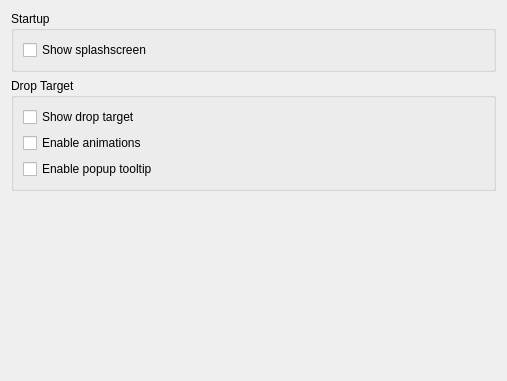
Above: conf/dlgappearance.ui from KDE/kget before the change. Below: the same form after it.
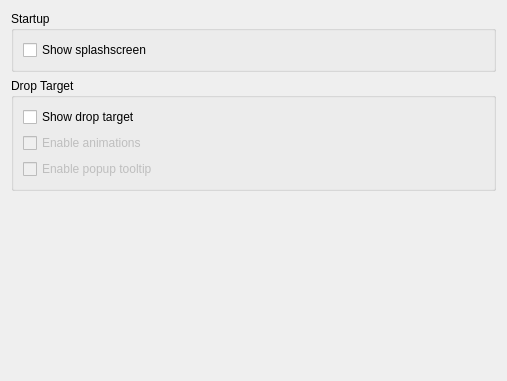
That is the form after the change.

Commit message: Drop Target settings are disabled, if the Drop Target is not used.

Diff of the .ui file:
```diff
--- a/conf/dlgappearance.ui
+++ b/conf/dlgappearance.ui
@@ -35,6 +35,9 @@
      <layout class="QGridLayout" name="gridLayout">
       <item row="1" column="0">
        <widget class="QCheckBox" name="kcfg_AnimateDropTarget">
+        <property name="enabled">
+         <bool>false</bool>
+        </property>
         <property name="text">
          <string>Enable animations</string>
         </property>
@@ -42,6 +45,9 @@
       </item>
       <item row="2" column="0">
        <widget class="QCheckBox" name="kcfg_EnablePopupTooltip">
+        <property name="enabled">
+         <bool>false</bool>
+        </property>
         <property name="text">
          <string>Enable popup tooltip</string>
         </property>
```
Left out of the diff: 16 changed lines with no effect on the pictures.
